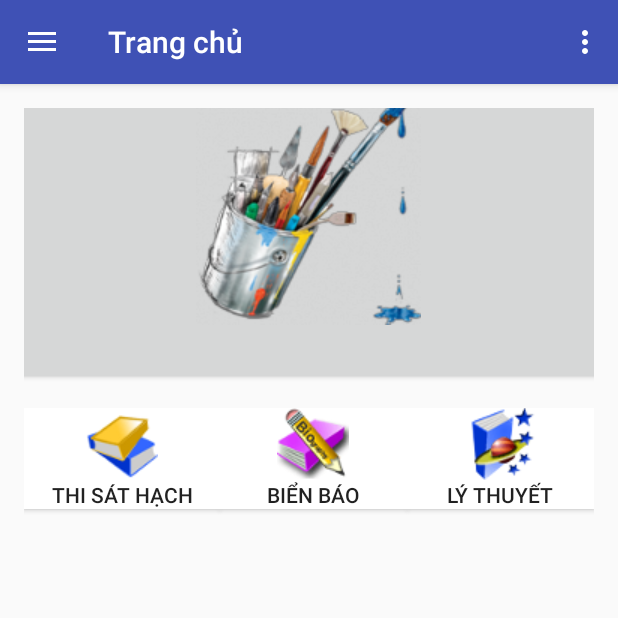
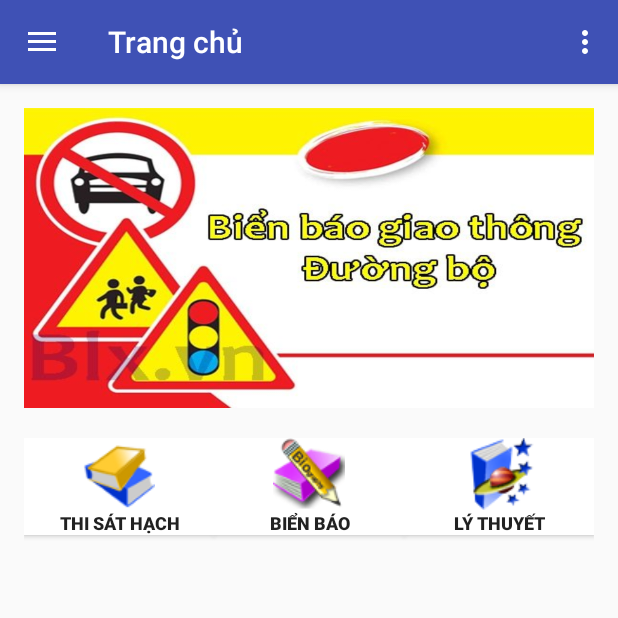
Before and after one commit to congdung2498/A1, an Android app: the screen it shows after launch (MainActivity), on a phone screen of 412 x 824 dp, the top half of it. Run offline under Robolectric (Android 15) with nearby library versions, the phone set to English and light mode, and no system bars.

Commit message:
trang chu

```diff
--- a/app/src/main/res/layout/fragment_home.xml
+++ b/app/src/main/res/layout/fragment_home.xml
@@ -14,33 +14,19 @@
             android:id="@+id/viewFlipper"
             android:layout_width="match_parent"
             android:layout_height="200dp">
-
-            <Button
+            <ImageButton
                 android:id="@+id/btnSlide1"
-                android:layout_width="match_parent"
-                android:layout_height="200dp"
-                android:drawableTop="@drawable/banner_11"
-                android:layout_marginTop="-15dp"
-                android:layout_marginLeft="-20dp"
-                android:layout_marginRight="-20dp"
-                android:text="Kiem tra"
-                android:textColor="@android:color/white"
-                android:background="@android:color/background_dark"/>
-            <Button
-                android:text="Hoc bien bao"
-                android:layout_width="match_parent"
-                android:layout_height="200dp"
-                android:layout_marginTop="-15dp"
-                android:layout_marginLeft="-20dp"
-                android:layout_marginRight="-20dp"
-                android:drawableTop="@drawable/img_2" />
-            <Button
-                android:layout_width="match_parent"
-                android:layout_height="200dp"
-                android:layout_marginTop="-15dp"
-                android:layout_marginLeft="-20dp"
-                android:layout_marginRight="-20dp"
-                android:drawableTop="@drawable/img_2"/>
+                android:layout_width="wrap_content"
+                android:layout_height="wrap_content"
+                android:background="@drawable/banner_1"/>
+            <ImageButton
+                android:layout_width="wrap_content"
+                android:layout_height="wrap_content"
+                android:background="@drawable/banner_2"/>
+            <ImageButton
+                android:layout_width="wrap_content"
+                android:layout_height="wrap_content"
+                android:background="@drawable/banner_3"/>
 
         </ViewFlipper>
         <LinearLayout
@@ -49,6 +35,7 @@
             android:layout_width="match_parent"
             android:layout_height="match_parent"
             android:orientation="horizontal"
+            android:layout_marginTop="20dp"
             android:weightSum="3">
 
 
@@ -59,6 +46,8 @@
                 android:layout_weight="1"
                 android:drawableTop="@drawable/icon_4"
                 android:text="Thi sát hạch"
+                android:textSize="12dp"
+                android:textStyle="bold"
                 android:background="#ffffff"/>
 
             <Button
@@ -67,6 +56,8 @@
                 android:layout_weight="1"
                 android:drawableTop="@drawable/icon_3"
                 android:text="Biển báo"
+                android:textSize="12dp"
+                android:textStyle="bold"
                 android:background="#ffffff"/>
             <Button
                 android:layout_weight="1"
@@ -75,7 +66,8 @@
                 android:drawableTop="@drawable/icon_2"
                 android:background="#ffffff"
                 android:text="Lý thuyết"
-                />
+                android:textSize="12dp"
+                android:textStyle="bold"/>
         </LinearLayout>
 
     </RelativeLayout>
```
Also changed, not shown: app/src/main/res/drawable/banner_1.png (added), app/src/main/res/drawable/banner_2.jpg (added), app/src/main/res/drawable/banner_3.jpg (added).
